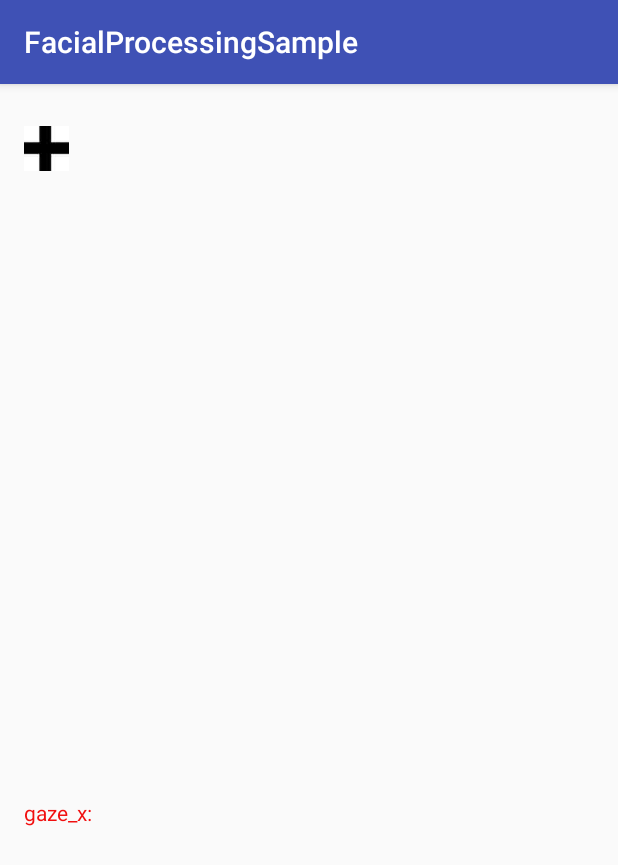
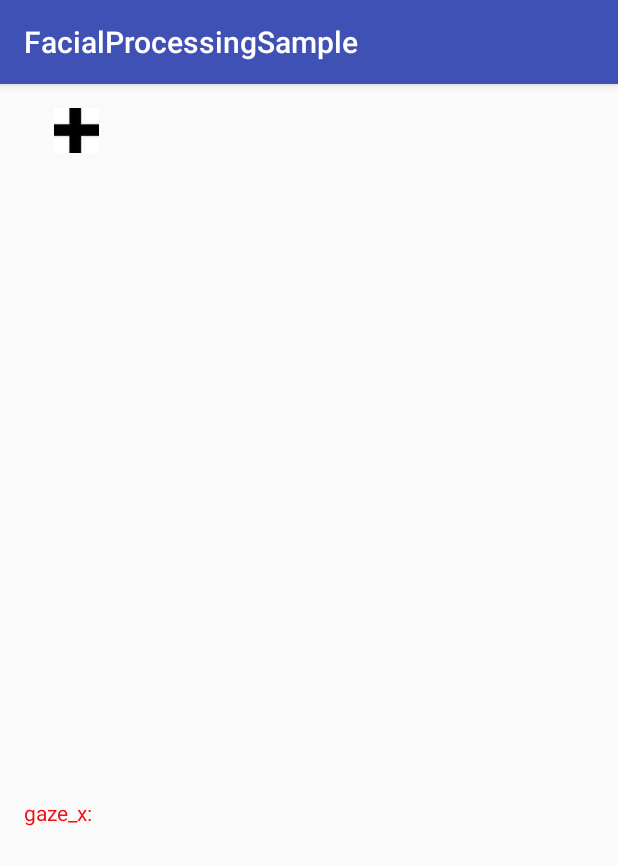
Before and after one commit to namespaceXP/EyeTracking, an Android app: the screen it shows after launch (MainActivity), on a phone screen of 412 x 824 dp. Shown: the top 865 px of the screen. Run offline under Robolectric (Android 15) with nearby library versions, the phone set to English and light mode, and no system bars.

Commit message:
nothing
nothing important

```diff
--- a/FacialProcessingSample/app/src/main/java/com/example/xp/facialprocessingsample/MainActivity.java
+++ b/FacialProcessingSample/app/src/main/java/com/example/xp/facialprocessingsample/MainActivity.java
@@ -50,7 +50,7 @@ public class MainActivity extends AppCompatActivity implements Camera.PreviewCal
     int mode = 0;
     int myad = -1;
     int admode = 1;
-    int adtime = 300;
+    int adtime = 30;
     int nowx = 0, nowy = 0;
 
     private int numFaces;
@@ -124,6 +124,7 @@ public class MainActivity extends AppCompatActivity implements Camera.PreviewCal
             switch (msg.what) {
                 default:
                     adView.setVisibility(View.VISIBLE);
+                    Log.i("666", "xxx");
                     break;
             }
             super.handleMessage(msg);
@@ -179,7 +180,9 @@ public class MainActivity extends AppCompatActivity implements Camera.PreviewCal
     final android.os.Handler handler8 = new android.os.Handler(){
         public void handleMessage(Message msg) {
             ImageView picView = (ImageView)findViewById(R.id.imageView);
-            nowx +=10;
+            nowx +=30;
+            if(nowx > 800)
+                nowx=0;
             picView.setX(nowx);
             picView.setY(nowy);
             super.handleMessage(msg);
@@ -285,7 +288,7 @@ public class MainActivity extends AppCompatActivity implements Camera.PreviewCal
                 if(myTime % 10 ==0){
                     Message message8 = new Message();
                     message8.what = 0;
-                    handler5.sendMessage(message8);
+                    handler8.sendMessage(message8);
                 }
 
                 if (faceArray == null)
--- a/FacialProcessingSample/app/src/main/res/layout/activity_main.xml
+++ b/FacialProcessingSample/app/src/main/res/layout/activity_main.xml
@@ -73,18 +73,7 @@
         android:layout_x="320dp"
         android:layout_y="440dp" />
 
-    <ImageView
-        android:layout_width="wrap_content"
-        android:layout_height="110dp"
-        android:id="@+id/ad"
-        android:src="@drawable/game2"
-        android:scaleType="centerCrop"
-        android:layout_gravity="center_horizontal|bottom"
-        android:layout_y="380dp"
-        android:visibility="invisible"
-        android:layout_x="0dp" />
-
-    <FrameLayout
+        <FrameLayout
         android:visibility="invisible"
         android:id="@+id/camera_preview"
         android:layout_height="374dp"
@@ -97,9 +86,20 @@
 
     </AbsoluteLayout>
     <AbsoluteLayout
-        android:layout_width="wrap_content"
-        android:layout_height="match_parent">
+        android:layout_width="400dp"
+        android:layout_height="600dp">
 
+
+        <ImageView
+            android:layout_width="wrap_content"
+            android:layout_height="110dp"
+            android:id="@+id/ad"
+            android:src="@drawable/game2"
+            android:scaleType="centerCrop"
+            android:layout_gravity="center_horizontal|bottom"
+            android:layout_y="380dp"
+            android:visibility="invisible"
+            android:layout_x="0dp" />
 
         <ImageView
             android:layout_width="30dp"
```
